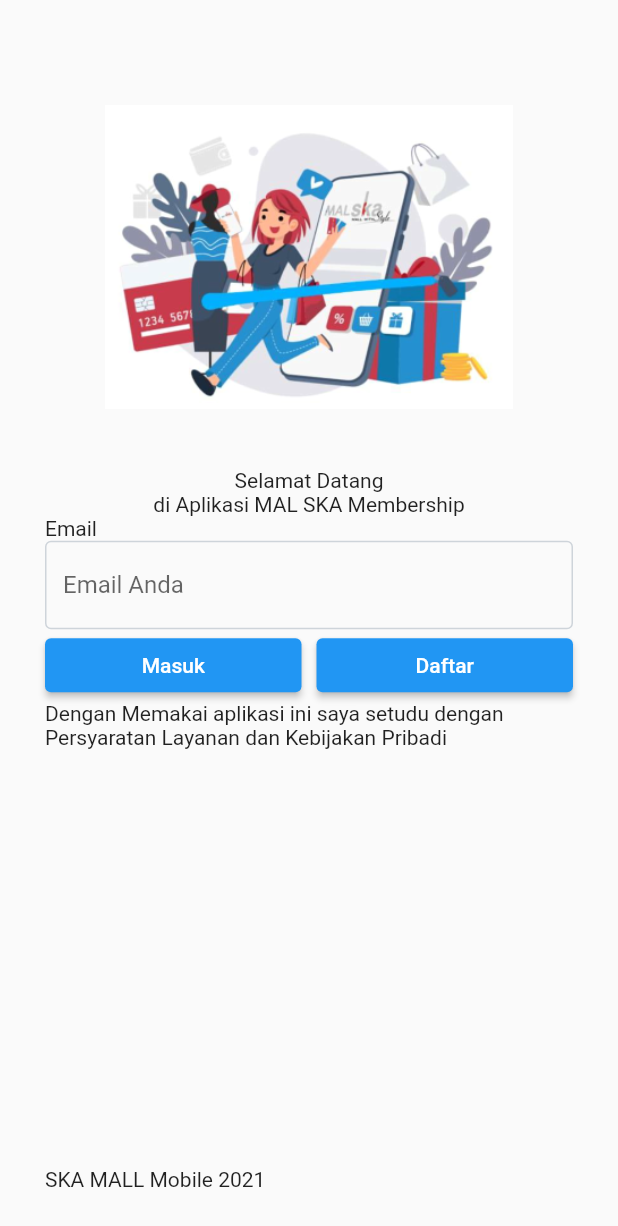
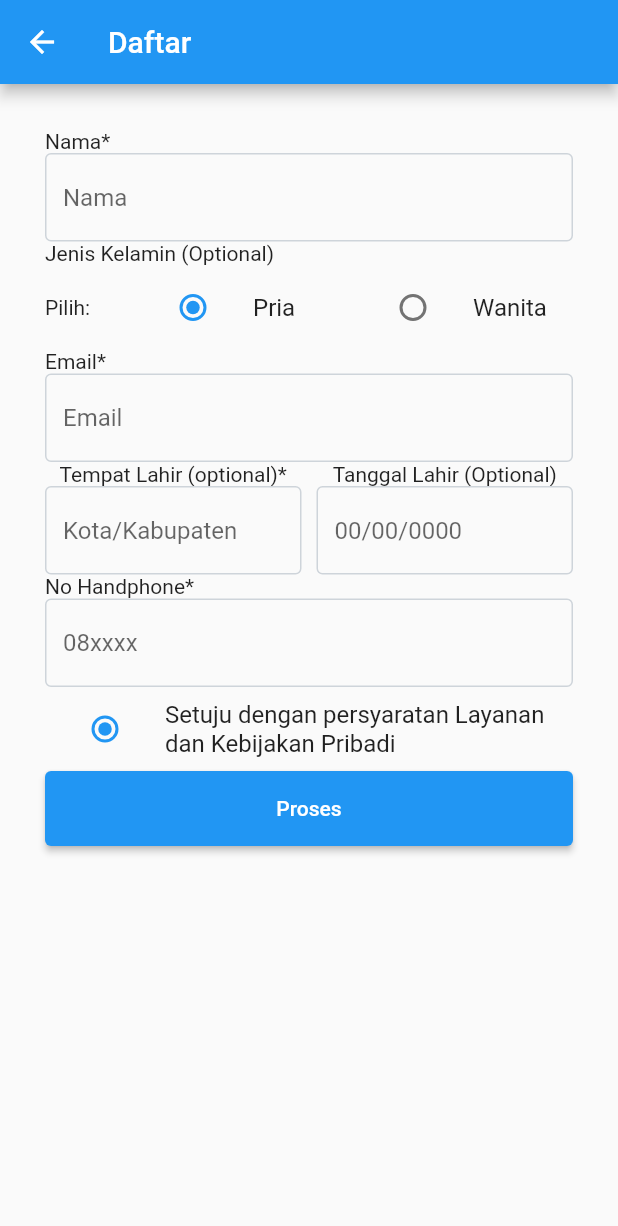
Before and after one commit to idwimeianto/utsapp, a Flutter app: the screen it shows after launch, after a tap on "Daftar", on a phone screen of 412 x 824 dp. Shown: the top 1226 px of the screen. Run offline on Flutter 3.47's test engine with Material 2 defaults, Android fonts, the phone set to English and light mode, and no system bars.

Commit message:
add basic RegisterScreen Interface

```diff
--- a/lib/login/login.dart
+++ b/lib/login/login.dart
@@ -1,4 +1,5 @@
 import 'package:flutter/material.dart';
+import 'package:utsapp/register/register.dart';
 
 class LoginScreen extends StatelessWidget {
   const LoginScreen({
@@ -127,7 +128,13 @@
               ),
               Expanded(
                 child: ElevatedButton(
-                  onPressed: () {},
+                  onPressed: () {
+                    Navigator.of(context).push(
+                      MaterialPageRoute(
+                        builder: (BuildContext context) => RegisterScreen(),
+                      ),
+                    );
+                  },
                   child: const Text('Daftar'),
                 ),
               ),
--- /dev/null
+++ b/lib/register/register.dart
@@ -0,0 +1,250 @@
+import 'package:flutter/material.dart';
+import 'package:flutter/src/widgets/container.dart';
+import 'package:flutter/src/widgets/framework.dart';
+
+class RegisterScreen extends StatelessWidget {
+  const RegisterScreen({super.key});
+
+  @override
+  Widget build(BuildContext context) {
+    return Scaffold(
+      appBar: AppBar(
+        title: const Text('Daftar'),
+      ),
+      body: ListView(
+        children: [
+          Container(
+            padding: EdgeInsets.all(30),
+            child: LoginForm(),
+          ),
+        ],
+      ),
+    );
+  }
+}
+
+class LoginForm extends StatefulWidget {
+  const LoginForm({super.key});
+
+  @override
+  State<LoginForm> createState() => _LoginFormState();
+}
+
+class _LoginFormState extends State<LoginForm> {
+  final _formKey = GlobalKey<FormState>();
+
+  @override
+  Widget build(BuildContext context) {
+    return Form(
+      key: _formKey,
+      child: Column(
+        crossAxisAlignment: CrossAxisAlignment.start,
+        children: [
+          Column(
+            crossAxisAlignment: CrossAxisAlignment.start,
+            children: [
+              Text('Nama*'),
+              TextFormField(
+                decoration: InputDecoration(
+                  enabledBorder: OutlineInputBorder(
+                    borderSide: BorderSide(
+                      width: 1,
+                      color: Color.fromARGB(255, 206, 212, 218),
+                    ),
+                  ),
+                  hintText: "Nama",
+                ),
+              ),
+            ],
+          ),
+          Column(
+            crossAxisAlignment: CrossAxisAlignment.start,
+            children: [
+              Text('Jenis Kelamin (Optional)'),
+              Container(
+                child: Row(
+                  mainAxisAlignment: MainAxisAlignment.spaceBetween,
+                  children: [
+                    Flexible(
+                      child: Text('Pilih:'),
+                    ),
+                    Flexible(
+                      flex: 5,
+                      child: GenderRadio(),
+                    ),
+                  ],
+                ),
+              )
+            ],
+          ),
+          Column(
+            crossAxisAlignment: CrossAxisAlignment.start,
+            children: [
+              Text('Email*'),
+              TextFormField(
+                decoration: InputDecoration(
+                  enabledBorder: OutlineInputBorder(
+                    borderSide: BorderSide(
+                      width: 1,
+                      color: Color.fromARGB(255, 206, 212, 218),
+                    ),
+                  ),
+                  hintText: "Email",
+                ),
+              ),
+            ],
+          ),
+          Row(
+            children: [
+              Expanded(
+                child: Column(
+                  children: [
+                    Text('Tempat Lahir (optional)*'),
+                    TextFormField(
+                      decoration: InputDecoration(
+                        enabledBorder: OutlineInputBorder(
+                          borderSide: BorderSide(
+                            width: 1,
+                            color: Color.fromARGB(255, 206, 212, 218),
+                          ),
+                        ),
+                        hintText: "Kota/Kabupaten",
+                      ),
+                    ),
+                  ],
+                ),
+              ),
+              SizedBox(
+                width: 10,
+              ),
+              Expanded(
+                child: Column(
+                  children: [
+                    Text('Tanggal Lahir (Optional)'),
+                    TextFormField(
+                      decoration: InputDecoration(
+                        enabledBorder: OutlineInputBorder(
+                          borderSide: BorderSide(
+                            width: 1,
+                            color: Color.fromARGB(255, 206, 212, 218),
+                          ),
+                        ),
+                        hintText: "00/00/0000",
+                      ),
+                    ),
+                  ],
+                ),
+              ),
+            ],
+          ),
+          Column(
+            crossAxisAlignment: CrossAxisAlignment.start,
+            children: [
+              Text('No Handphone*'),
+              TextFormField(
+                decoration: InputDecoration(
+                  enabledBorder: OutlineInputBorder(
+                    borderSide: BorderSide(
+                      width: 1,
+                      color: Color.fromARGB(255, 206, 212, 218),
+                    ),
+                  ),
+                  hintText: "08xxxx",
+                ),
+              ),
+            ],
+          ),
+          AgreementRadio(),
+          ElevatedButton(
+            style: ElevatedButton.styleFrom(
+              minimumSize: const Size.fromHeight(50), // NEW
+            ),
+            onPressed: () {},
+            child: const Text('Proses'),
+          ),
+        ],
+      ),
+    );
+  }
+}
+
+enum Gender { male, female }
+
+class GenderRadio extends StatefulWidget {
+  const GenderRadio({super.key});
+
+  @override
+  State<GenderRadio> createState() => _GenderRadioState();
+}
+
+class _GenderRadioState extends State<GenderRadio> {
+  Gender? _value = Gender.male;
+
+  @override
+  Widget build(BuildContext context) {
+    return Row(
+      // mainAxisSize: MainAxisSize.max,
+      mainAxisAlignment: MainAxisAlignment.end,
+      children: <Widget>[
+        Flexible(
+          child: ListTile(
+            title: const Text('Pria'),
+            leading: Radio<Gender>(
+              value: Gender.male,
+              groupValue: _value,
+              onChanged: (Gender? value) {
+                setState(() {
+                  _value = value;
+                });
+              },
+            ),
+          ),
+        ),
+        Flexible(
+          child: ListTile(
+            title: const Text('Wanita'),
+            leading: Radio<Gender>(
+              value: Gender.female,
+              groupValue: _value,
+              onChanged: (Gender? value) {
+                setState(() {
+                  _value = value;
+                });
+              },
+            ),
+          ),
+        ),
+      ],
+    );
+  }
+}
+
+enum Agreement { agree }
+
+class AgreementRadio extends StatefulWidget {
+  const AgreementRadio({super.key});
+
+  @override
+  State<AgreementRadio> createState() => _AgreementRadioState();
+}
+
+class _AgreementRadioState extends State<AgreementRadio> {
+  Agreement? _value = Agreement.agree;
+
+  @override
+  Widget build(BuildContext context) {
+    return ListTile(
+      title:
+          const Text('Setuju dengan persyaratan Layanan dan Kebijakan Pribadi'),
+      leading: Radio<Agreement>(
+        value: Agreement.agree,
+        groupValue: _value,
+        onChanged: (Agreement? value) {
+          setState(() {
+            _value = value;
+          });
+        },
+      ),
+    );
+  }
+}
```
